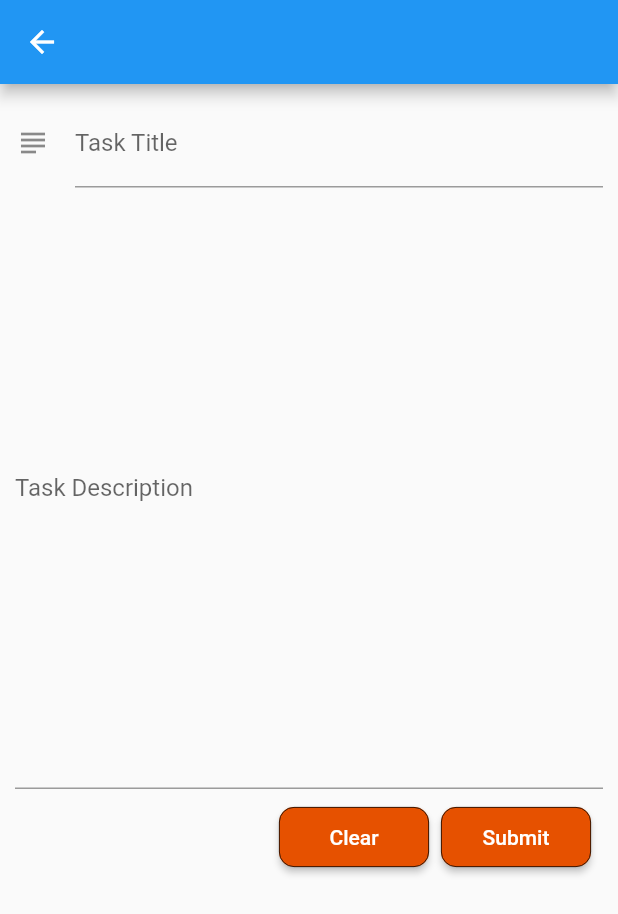
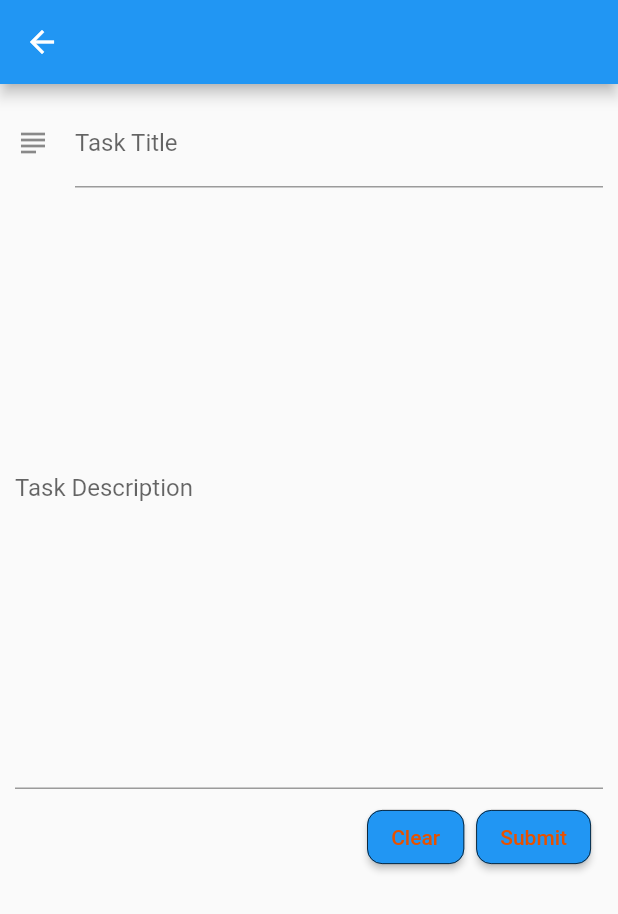
Before and after one commit to synczer0/bralert, a Flutter app: the AddTodo screen opened directly, on a phone screen of 412 x 824 dp. Shown: the top 914 px of the screen. Run offline on Flutter 3.47's test engine with Material 2 defaults, Android fonts, the phone set to English and light mode, and no system bars; our stand-ins replace shared_preferences; accounts and stored records are empty.

Commit message:
Update non-supported widgets on the latest version of SDK

```diff
--- a/lib/add_todo.dart
+++ b/lib/add_todo.dart
@@ -100,28 +100,32 @@ class ControlButton extends StatelessWidget {
       buttonHeight: 40,
       alignment: MainAxisAlignment.end,
       children: <Widget>[
-        RaisedButton(
-          color: Theme.of(context).primaryColor,
-          shape: RoundedRectangleBorder(
+        ElevatedButton(
+          style: ButtonStyle(
+              shape: MaterialStatePropertyAll(
+                RoundedRectangleBorder(
                   borderRadius: BorderRadius.circular(10),
-            side: BorderSide(
-              width: 0.5,
+                  side: BorderSide(width: 0.5),
                 ),
               ),
+              foregroundColor:
+                  MaterialStatePropertyAll(Theme.of(context).primaryColor)),
           onPressed: () {
             title.text = "";
             description.text = "";
           },
           child: Text('Clear'),
         ),
-        RaisedButton(
-          color: Theme.of(context).primaryColor,
-          shape: RoundedRectangleBorder(
+        ElevatedButton(
+          style: ButtonStyle(
+              shape: MaterialStatePropertyAll(
+                RoundedRectangleBorder(
                   borderRadius: BorderRadius.circular(10),
-            side: BorderSide(
-              width: 0.5,
+                  side: BorderSide(width: 0.5),
                 ),
               ),
+              foregroundColor:
+                  MaterialStatePropertyAll(Theme.of(context).primaryColor)),
           onPressed: () async {
             String message = "Task successfully added";
             bool flag;
@@ -142,8 +146,7 @@ class ControlButton extends StatelessWidget {
               ),
               backgroundColor: flag ? Colors.green : Colors.red,
             );
-
-            Scaffold.of(context).showSnackBar(snackBar);
+            ScaffoldMessenger.of(context).showSnackBar(snackBar);
           },
           child: Text('Submit'),
         ),
```
Also changed, not shown: lib/edit_todo.dart (+11 -9 lines), lib/main.dart (+12 -7 lines). Lines whose indentation alone changed are shown as unchanged.
